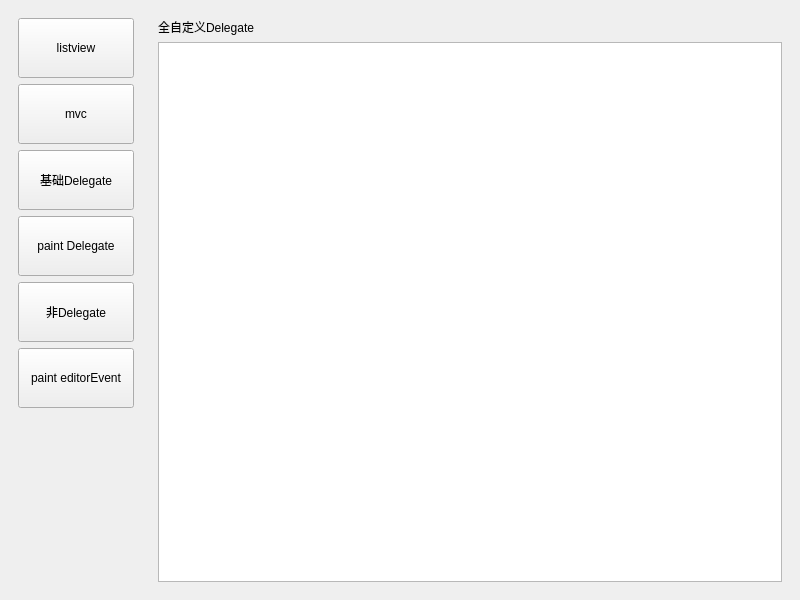
First picture: the form in mainwindow.ui, repository zxlfly/qt_c-_demo, before the edit.
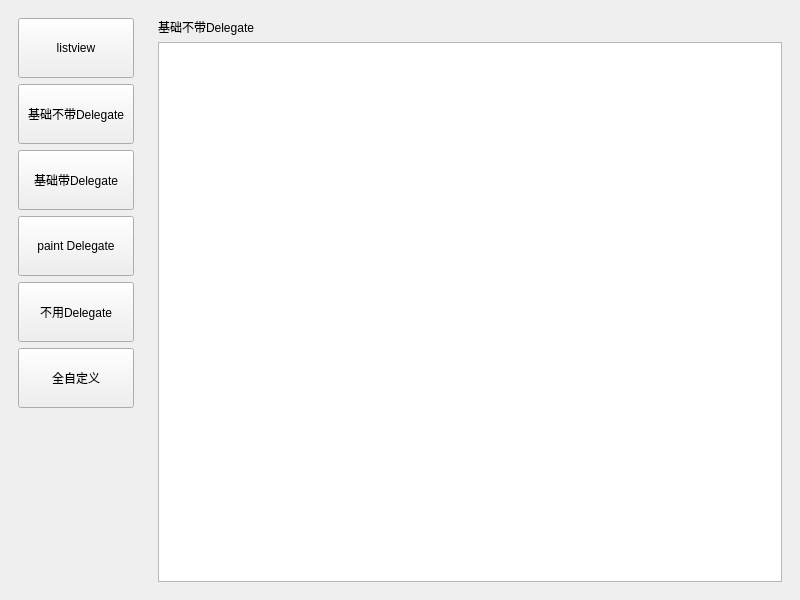
Second picture: the form after the edit. The open tabs and pages were chosen to show the change. Icons and pictures are not drawn.

Commit message: paint来绘制非编辑状态下控件样式

Diff of the .ui file:
```diff
--- a/mainwindow.ui
+++ b/mainwindow.ui
@@ -59,7 +59,7 @@
           </size>
          </property>
          <property name="text">
-          <string>mvc</string>
+          <string>基础不带Delegate</string>
          </property>
          <property name="icon">
           <iconset resource="build/Desktop_Qt_6_10_2_MinGW_64_bit-Debug/.qt/rcc/resources.qrc">
@@ -85,7 +85,7 @@
           </size>
          </property>
          <property name="text">
-          <string>基础Delegate</string>
+          <string>基础带Delegate</string>
          </property>
          <property name="icon">
           <iconset resource="build/Desktop_Qt_6_10_2_MinGW_64_bit-Debug/.qt/rcc/resources.qrc">
@@ -137,7 +137,7 @@
           </size>
          </property>
          <property name="text">
-          <string>非Delegate</string>
+          <string>不用Delegate</string>
          </property>
          <property name="icon">
           <iconset resource="build/Desktop_Qt_6_10_2_MinGW_64_bit-Debug/.qt/rcc/resources.qrc">
@@ -163,7 +163,7 @@
           </size>
          </property>
          <property name="text">
-          <string>paint editorEvent</string>
+          <string>全自定义</string>
          </property>
          <property name="icon">
           <iconset resource="build/Desktop_Qt_6_10_2_MinGW_64_bit-Debug/.qt/rcc/resources.qrc">
@@ -322,7 +322,25 @@
         </item>
        </layout>
       </widget>
-      <widget class="QWidget" name="course">
+      <widget class="QWidget" name="budaiDelegate">
+       <layout class="QVBoxLayout" name="verticalLayout_6">
+        <item>
+         <layout class="QVBoxLayout" name="jichu111">
+          <item>
+           <widget class="QLabel" name="label">
+            <property name="text">
+             <string>基础不带Delegate</string>
+            </property>
+           </widget>
+          </item>
+          <item>
+           <widget class="QTableView" name="jichu"/>
+          </item>
+         </layout>
+        </item>
+       </layout>
+      </widget>
+      <widget class="QWidget" name="daiDelegate">
        <widget class="QWidget" name="layoutWidget">
         <property name="geometry">
          <rect>
@@ -409,14 +427,14 @@
         </item>
        </layout>
       </widget>
-      <widget class="QWidget" name="finance">
-       <layout class="QVBoxLayout" name="verticalLayout_6">
+      <widget class="QWidget" name="buyongZidaihuizhibianji">
+       <layout class="QVBoxLayout" name="verticalLayout_9">
         <item>
          <layout class="QVBoxLayout" name="jichu111">
           <item>
            <widget class="QLabel" name="label">
             <property name="text">
-             <string>基础Delegate</string>
+           <string>非Delegate</string>
             </property>
            </widget>
           </item>
```
Left out of the diff: 36 changed lines with no effect on the pictures. Lines whose indentation alone changed are shown as unchanged. The commit also changes 4 other files.
